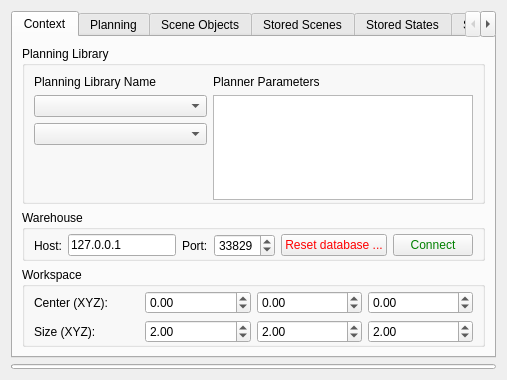
This is moveit_ros/visualization/motion_planning_rviz_plugin/src/ui/motion_planning_rviz_plugin_frame.ui in ros2-gbp/moveit2-release as Qt 5 draws it before an edit. The edited form follows.
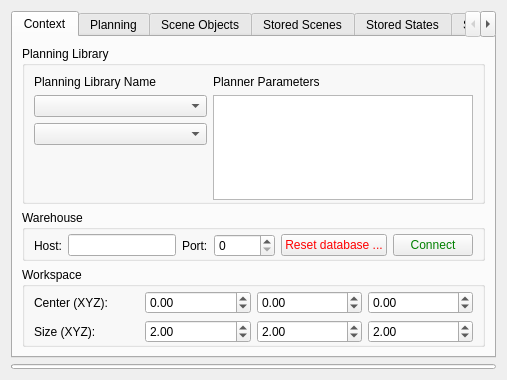
This is the edited form. The open tabs and pages were chosen to show the change. Icons and pictures are not drawn. Custom widgets are drawn as their Qt base class.

Patch:
```diff
--- a/moveit_ros/visualization/motion_planning_rviz_plugin/src/ui/motion_planning_rviz_plugin_frame.ui
+++ b/moveit_ros/visualization/motion_planning_rviz_plugin/src/ui/motion_planning_rviz_plugin_frame.ui
@@ -147,7 +147,7 @@
           <item>
            <widget class="QLineEdit" name="database_host">
             <property name="text">
-             <string>127.0.0.1</string>
+             <string></string>
             </property>
            </widget>
           </item>
@@ -164,7 +164,7 @@
              <number>65535</number>
             </property>
             <property name="value">
-             <number>33829</number>
+             <number>0</number>
             </property>
            </widget>
           </item>
```
Left out of the diff: 70 changed lines with no effect on the pictures.
